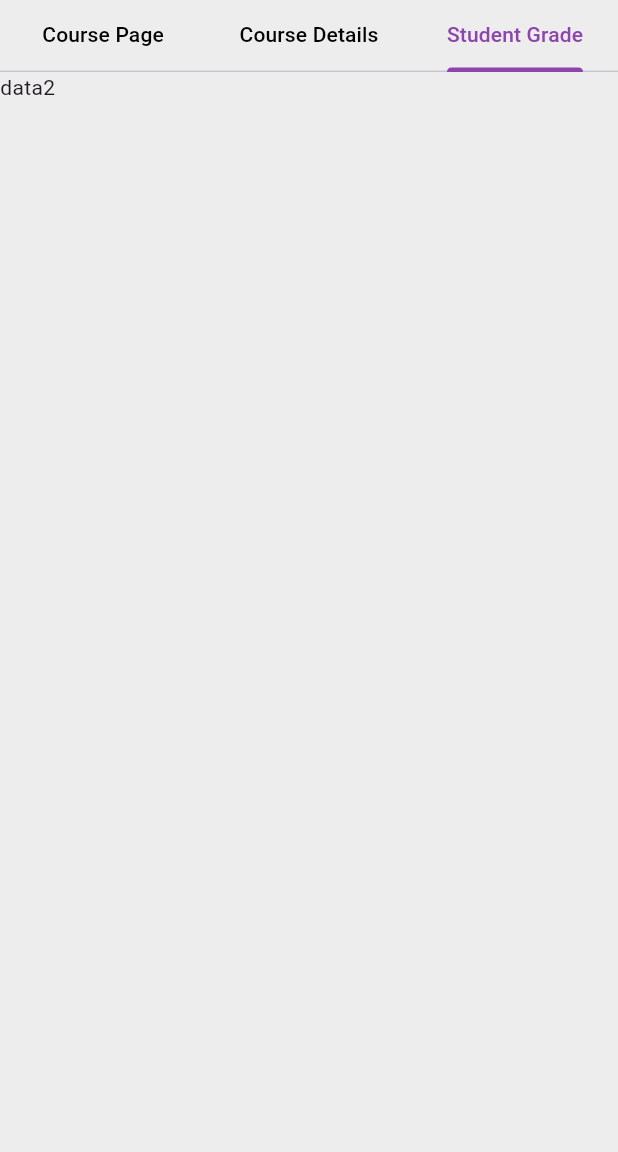
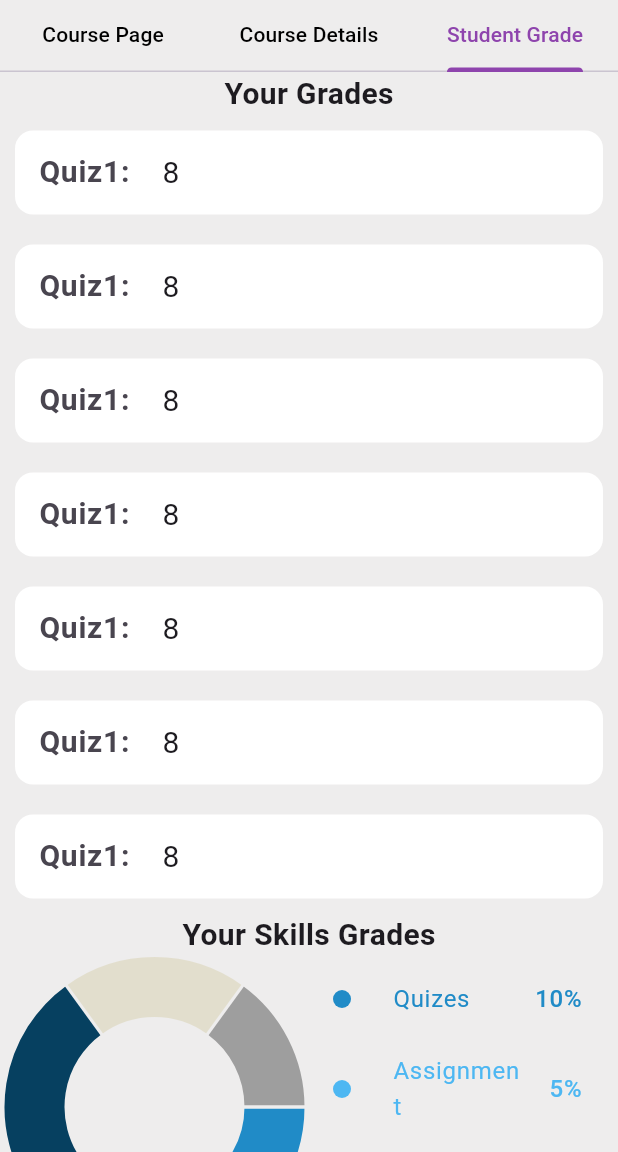
Before and after one commit to ahmedaboslah/Education-Management-System, a Flutter app: the InsideCourseDetails screen opened by its route, tab 3 chosen, on a phone screen of 412 x 824 dp, the part 84-1236 px from its top. Run offline on Flutter 3.47's test engine with Material 3 defaults, Android fonts, the phone set to English and light mode, and no system bars; drawn by our look-alikes of fl_chart; our stand-ins replace carousel_slider, go_router.

Commit message:
course update

```diff
--- a/lib/core/Widgets/drawer_options.dart
+++ b/lib/core/Widgets/drawer_options.dart
@@ -22,7 +22,7 @@ class _DrawerOptionsState extends State<DrawerOptions> {
     String locate=widget.Location;
     return GestureDetector(
       onTap: () {
-        GoRouter.of(context).push('/$locate');
+        GoRouter.of(context).replace('/$locate');
         isLightMode=false;
         setState(() {
 
--- a/lib/core/Widgets/navigation_drawer_widget.dart
+++ b/lib/core/Widgets/navigation_drawer_widget.dart
@@ -30,7 +30,7 @@ class _NavigationDrawerWidgetState extends State<NavigationDrawerWidget> {
             ActionButton(
               buttontext: 'View Profile',
               onpressed: () {
-                GoRouter.of(context).push('/Profile');
+                GoRouter.of(context).replace('/Profile');
               },
             ),
             const SizedBox(height: 20,),
--- a/lib/features/Courses/presentation/view/Widgets/CoursesPageViewBody.dart
+++ b/lib/features/Courses/presentation/view/Widgets/CoursesPageViewBody.dart
@@ -27,7 +27,7 @@ class CoursesPageViewBody extends StatelessWidget {
         child: mainContainerCourse(
           color: mainColor,
           image: 'assets/coursesimage/pngegg.png',
-          viewgrade: true,
+          viewgrade: false,
           PathName: 'Inside_Course_Details.dart',
           coursename: 'Web',
         ),
--- /dev/null
+++ b/lib/features/Courses/presentation/view/Widgets/Grade_details.dart
@@ -0,0 +1,35 @@
+
+import 'package:flutter/material.dart';
+
+import '../../../../../core/utils/Styles.dart';
+
+class GradesDetails extends StatelessWidget {
+  const GradesDetails({
+    super.key,
+  });
+
+  @override
+  Widget build(BuildContext context) {
+    return Column(
+      crossAxisAlignment: CrossAxisAlignment.center,
+      children: [
+        Container(
+          decoration: BoxDecoration(
+              color: Colors.white,
+              borderRadius: BorderRadius.circular(12)),
+          child: ListTile(
+            leading: Text(
+              'Quiz1: ',
+              style: Styles.style20,
+            ),
+            title: Text(
+              '8',
+              style: Styles.style20
+                  .copyWith(fontWeight: FontWeight.normal),
+            ),
+          ),
+        )
+      ],
+    );
+  }
+}
--- /dev/null
+++ b/lib/features/Courses/presentation/view/Widgets/chartInfo.dart
@@ -0,0 +1,26 @@
+
+import 'package:flutter/material.dart';
+
+import '../../../../../core/utils/Styles.dart';
+
+class chartInfo extends StatelessWidget {
+   chartInfo({super.key,required this.text,required this.value,required this.color});
+  String text;
+  String value;
+  Color color;
+  @override
+  Widget build(BuildContext context) {
+    return ListTile(
+      leading: Container(
+        width: 12,
+        height: 12,
+        decoration: ShapeDecoration(
+          color:color,
+          shape: OvalBorder(),
+        ),
+      ),
+      title: Text(text,style: Styles.style18.copyWith(color: color),),
+      trailing: Text(value,style: Styles.style18.copyWith(color: color),),
+    );
+  }
+}
--- /dev/null
+++ b/lib/features/Courses/presentation/view/Widgets/chartdetails.dart
@@ -0,0 +1,21 @@
+import 'package:education_management_system/core/utils/Styles.dart';
+import 'package:flutter/material.dart';
+
+import 'chartInfo.dart';
+
+class ChartDetails extends StatelessWidget {
+  const ChartDetails({super.key});
+
+  @override
+  Widget build(BuildContext context) {
+    return Column(
+      children: [
+        chartInfo(color:Color(0xff208BC7) ,text: 'Quizes',value: '10%',),
+        chartInfo(color: Color(0xff4DB7F2),text: 'Assignment',value:'5%' ,),
+        chartInfo(color: Color(0xff064060),text: 'Final',value: '50%',),
+        chartInfo(color: Color.fromARGB(255, 172, 162, 132),text: 'Midterm',value: '20%',),
+        chartInfo(color: Colors.grey,text: 'Project',value: '15%',),
+      ],
+    );
+  }
+}
--- /dev/null
+++ b/lib/features/Courses/presentation/view/Widgets/student_grade_info.dart
@@ -0,0 +1,100 @@
+import 'package:fl_chart/fl_chart.dart';
+import 'package:flutter/material.dart';
+
+import '../../../../../core/utils/Styles.dart';
+import 'Grade_details.dart';
+import 'chartdetails.dart';
+
+class StudentGrade extends StatelessWidget {
+  const StudentGrade({super.key});
+
+  @override
+  Widget build(BuildContext context) {
+    return CustomScrollView(
+      slivers: [
+        SliverToBoxAdapter(
+          child: Center(
+            child: Text(
+              'Your Grades',
+              style: Styles.style20,
+            ),
+          ),
+        ),
+        SliverList.builder(
+          itemCount: 7,
+          itemBuilder: (context, index) {
+            return const Padding(
+              padding: EdgeInsets.all(10),
+              child: GradesDetails(),
+            );
+          },
+        ),
+        SliverToBoxAdapter(
+          child: Center(
+            child: Text(
+              'Your Skills Grades',
+              style: Styles.style20,
+            ),
+          ),
+        ),
+        SliverToBoxAdapter(
+          child:Row(
+            crossAxisAlignment: CrossAxisAlignment.start,
+            children: [
+              Expanded(
+                child: Container(
+                  height: 200,
+                  child: PieChart(GetChartData())),
+              ),
+              Expanded(child: ChartDetails())
+            ],
+          ),
+        ),
+        SliverList.builder(
+          itemCount: 7,
+          itemBuilder: (context, index) {
+          return Padding(
+            padding: const EdgeInsets.all(10),
+            child: GradesDetails(),
+          );
+        })
+      ],
+    );
+  }
+
+  PieChartData GetChartData() {
+    return PieChartData(
+      sections: [
+      PieChartSectionData(
+        showTitle: false,
+        radius: 40,
+        value: 10,
+        color: Color(0xff208BC7),
+      ),
+       PieChartSectionData(
+        showTitle: false,
+        radius: 40,
+        value: 5,
+        color: Color(0xff4DB7F2),
+      ),
+       PieChartSectionData(
+        showTitle: false,
+        radius: 40,
+        value: 50,
+        color: Color(0xff064060),
+      ),
+       PieChartSectionData(
+        showTitle: false,
+        radius:40,
+        value: 20,
+        color: Color(0xffE2DECD),
+      ),
+       PieChartSectionData(
+        showTitle: false,
+        radius: 40,
+        value: 15,
+        color: Colors.grey,
+      ),
+    ]);
+  }
+}
```
Also changed, not shown: lib/features/Courses/presentation/view/Widgets/Course_chart.dart (added, +122 -0 lines), lib/features/Courses/presentation/view/Widgets/Inside_Course_Details.dart (+5 -54 lines), lib/features/Courses/presentation/view/Widgets/course_content.dart (+57 -9 lines), pubspec.yaml (+5 -12 lines), pubspec.lock.
